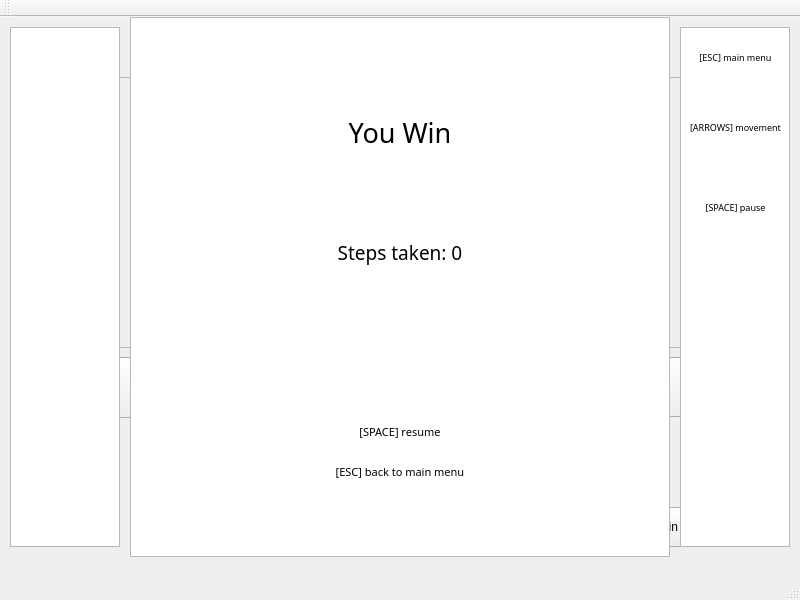
Qt form pacman/Forms/mainwindow.ui (mathew35/ICP_project) before a commit.
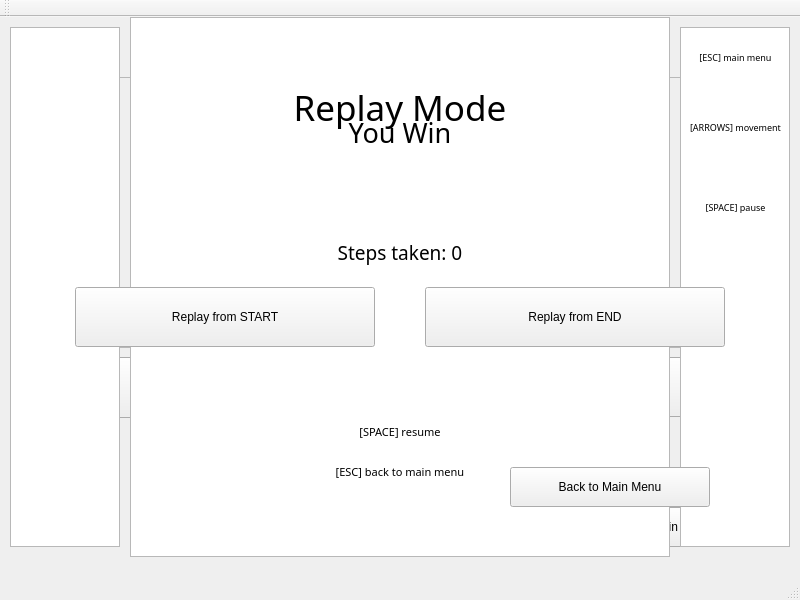
The same form after that commit.

Commit message: Implemented Replay widget

```diff
--- a/pacman/Forms/mainwindow.ui
+++ b/pacman/Forms/mainwindow.ui
@@ -450,6 +450,82 @@
     <zorder>legendLabel_2</zorder>
     <zorder>resultWidget</zorder>
    </widget>
+   <widget class="QWidget" name="replayWidget" native="true">
+    <property name="geometry">
+     <rect>
+      <x>0</x>
+      <y>0</y>
+      <width>800</width>
+      <height>600</height>
+     </rect>
+    </property>
+    <widget class="QLabel" name="stepsLabel_2">
+     <property name="geometry">
+      <rect>
+       <x>150</x>
+       <y>40</y>
+       <width>500</width>
+       <height>100</height>
+      </rect>
+     </property>
+     <property name="font">
+      <font>
+       <family>Goudy Stout</family>
+       <pointsize>26</pointsize>
+       <weight>50</weight>
+       <bold>false</bold>
+      </font>
+     </property>
+     <property name="text">
+      <string>Replay Mode</string>
+     </property>
+     <property name="scaledContents">
+      <bool>false</bool>
+     </property>
+     <property name="alignment">
+      <set>Qt::AlignCenter</set>
+     </property>
+    </widget>
+    <widget class="QPushButton" name="replayEndButton">
+     <property name="geometry">
+      <rect>
+       <x>425</x>
+       <y>270</y>
+       <width>300</width>
+       <height>60</height>
+      </rect>
+     </property>
+     <property name="text">
+      <string>Replay from END</string>
+     </property>
+    </widget>
+    <widget class="QPushButton" name="replayStartButton">
+     <property name="geometry">
+      <rect>
+       <x>75</x>
+       <y>270</y>
+       <width>300</width>
+       <height>60</height>
+      </rect>
+     </property>
+     <property name="text">
+      <string>Replay from START</string>
+     </property>
+    </widget>
+    <widget class="QPushButton" name="backToMainMenuButton_2">
+     <property name="geometry">
+      <rect>
+       <x>510</x>
+       <y>450</y>
+       <width>200</width>
+       <height>40</height>
+      </rect>
+     </property>
+     <property name="text">
+      <string>Back to Main Menu</string>
+     </property>
+    </widget>
+   </widget>
   </widget>
   <widget class="QStatusBar" name="statusBar"/>
   <widget class="QToolBar" name="mainToolBar">
```
Left out of the diff: 2 changed lines with no effect on the pictures. The commit also changes 2 other files.
